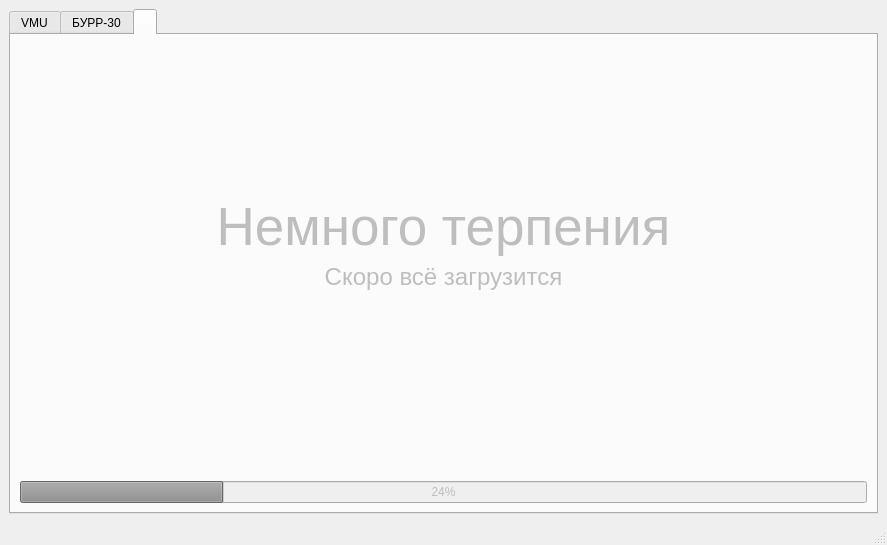
The window that CANAnalyzer_2.ui (hochu-leto/BURR-settings) describes before a commit, drawn with Qt 5.
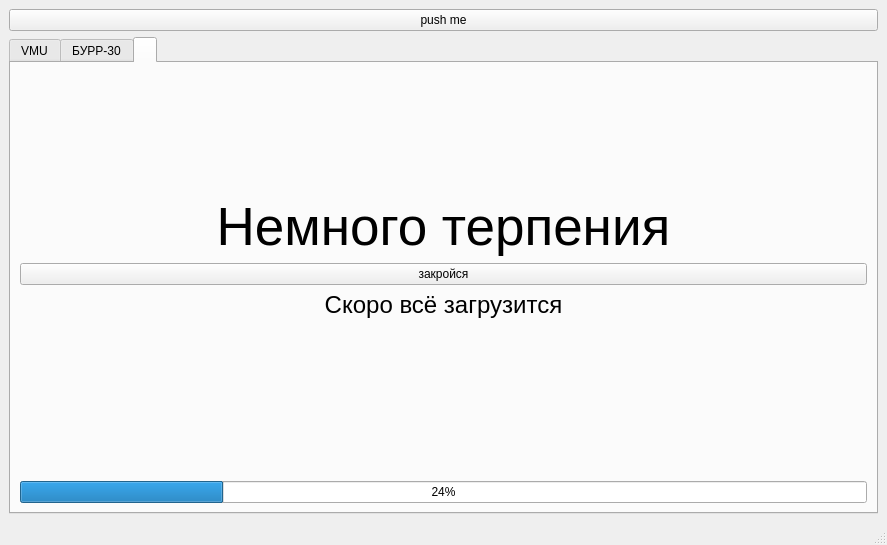
The same window after the commit. The open tabs and pages were chosen to show the change.

Commit message: скрываю-показываю вкладку кнопками

What changed in the file:
```diff
--- a/CANAnalyzer_2.ui
+++ b/CANAnalyzer_2.ui
@@ -42,7 +42,7 @@
     </size>
    </property>
    <layout class="QGridLayout" name="gridLayout_2">
-    <item row="0" column="0">
+    <item row="1" column="0">
      <widget class="QTabWidget" name="CAN">
       <property name="enabled">
        <bool>true</bool>
@@ -842,13 +842,6 @@
                </item>
               </layout>
              </item>
-             <item>
-              <widget class="QPushButton" name="show_btn">
-               <property name="text">
-                <string>push me</string>
-               </property>
-              </widget>
-             </item>
             </layout>
            </widget>
           </item>
@@ -871,7 +864,7 @@
       </widget>
       <widget class="QWidget" name="Wait_for_read">
        <property name="enabled">
-        <bool>false</bool>
+        <bool>true</bool>
        </property>
        <property name="sizePolicy">
         <sizepolicy hsizetype="Minimum" vsizetype="Minimum">
@@ -913,6 +906,16 @@
           </property>
          </widget>
         </item>
+        <item>
+         <widget class="QPushButton" name="close_btn">
+          <property name="enabled">
+           <bool>true</bool>
+          </property>
+          <property name="text">
+           <string>закройся</string>
+          </property>
+         </widget>
+        </item>
         <item>
          <widget class="QLabel" name="label_3">
           <property name="font">
@@ -939,6 +942,13 @@
       </widget>
      </widget>
     </item>
+    <item row="0" column="0">
+     <widget class="QPushButton" name="show_btn">
+      <property name="text">
+       <string>push me</string>
+      </property>
+     </widget>
+    </item>
    </layout>
   </widget>
   <widget class="QStatusBar" name="statusbar"/>
```
The commit also changes 1 other file.
